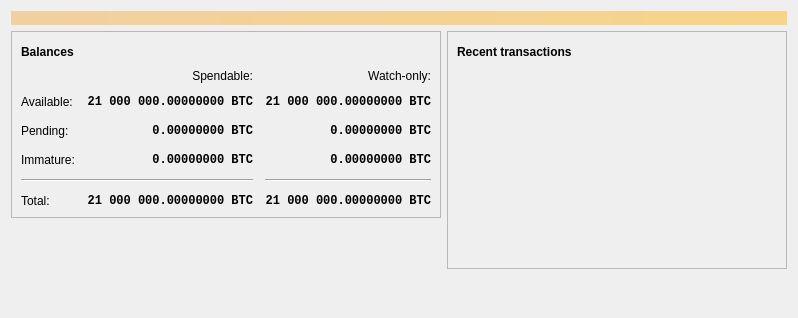
Above: src/qt/forms/overviewpage.ui from bitcoincore-dev/bitcoin-2001-863168-294116-d812cf1189 before the change. Below: the same form after it.
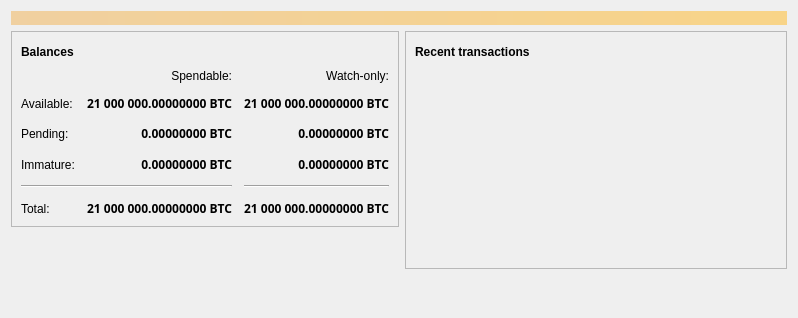
That is the form after the change. Icons and pictures are not drawn.

Commit message: gui: Use Roboto Mono font instead of system Monospace in Overview page

```diff
--- a/src/qt/forms/overviewpage.ui
+++ b/src/qt/forms/overviewpage.ui
@@ -118,7 +118,7 @@
              <widget class="QLabel" name="labelWatchPending">
               <property name="font">
                <font>
-                <family>Monospace</family>
+                <family>Roboto Mono</family>
                 <weight>75</weight>
                 <bold>true</bold>
                </font>
@@ -144,7 +144,7 @@
              <widget class="QLabel" name="labelUnconfirmed">
               <property name="font">
                <font>
-                <family>Monospace</family>
+                <family>Roboto Mono</family>
                 <weight>75</weight>
                 <bold>true</bold>
                </font>
@@ -170,7 +170,7 @@
              <widget class="QLabel" name="labelWatchImmature">
               <property name="font">
                <font>
-                <family>Monospace</family>
+                <family>Roboto Mono</family>
                 <weight>75</weight>
                 <bold>true</bold>
                </font>
@@ -229,7 +229,7 @@
              <widget class="QLabel" name="labelImmature">
               <property name="font">
                <font>
-                <family>Monospace</family>
+                <family>Roboto Mono</family>
                 <weight>75</weight>
                 <bold>true</bold>
                </font>
@@ -275,7 +275,7 @@
              <widget class="QLabel" name="labelTotal">
               <property name="font">
                <font>
-                <family>Monospace</family>
+                <family>Roboto Mono</family>
                 <weight>75</weight>
                 <bold>true</bold>
                </font>
@@ -301,7 +301,7 @@
              <widget class="QLabel" name="labelWatchTotal">
               <property name="font">
                <font>
-                <family>Monospace</family>
+                <family>Roboto Mono</family>
                 <weight>75</weight>
                 <bold>true</bold>
                </font>
@@ -344,7 +344,7 @@
              <widget class="QLabel" name="labelBalance">
               <property name="font">
                <font>
-                <family>Monospace</family>
+                <family>Roboto Mono</family>
                 <weight>75</weight>
                 <bold>true</bold>
                </font>
@@ -370,7 +370,7 @@
              <widget class="QLabel" name="labelWatchAvailable">
               <property name="font">
                <font>
-                <family>Monospace</family>
+                <family>Roboto Mono</family>
                 <weight>75</weight>
                 <bold>true</bold>
                </font>
```
